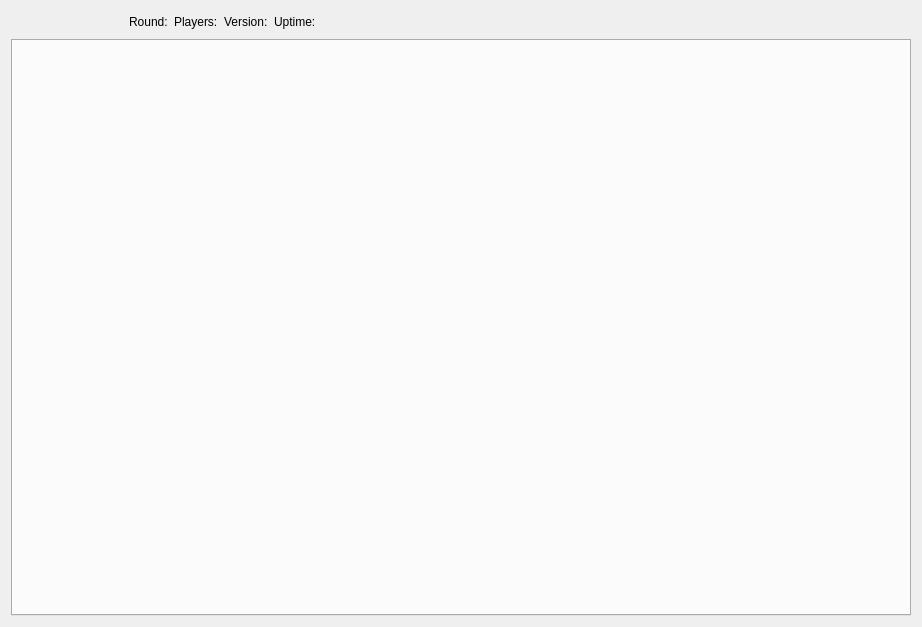
First picture: the form in client/bf4/BF4Widget.ui, repository OpenRcon/OpenRcon, before the edit.
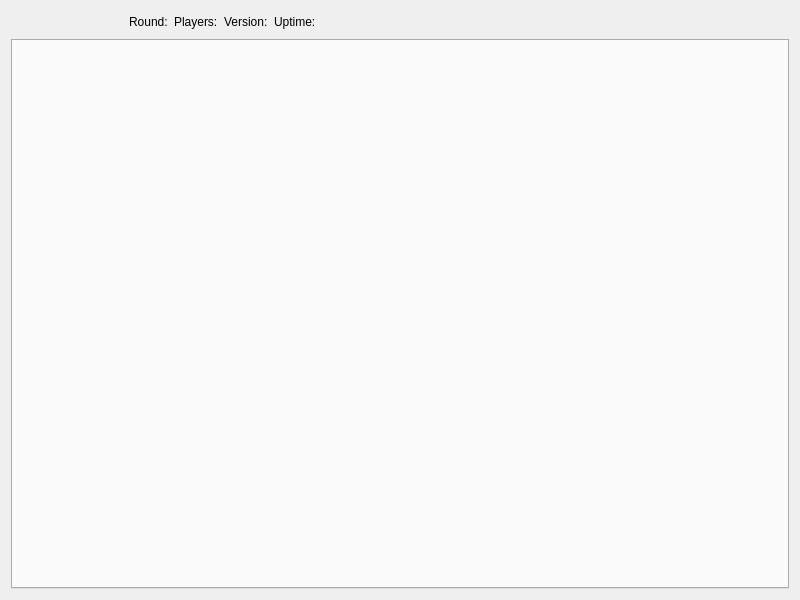
Second picture: the form after the edit. Icons and pictures are not drawn.

```diff
--- a/client/bf4/BF4Widget.ui
+++ b/client/bf4/BF4Widget.ui
@@ -6,8 +6,8 @@
    <rect>
     <x>0</x>
     <y>0</y>
-    <width>922</width>
-    <height>627</height>
+    <width>800</width>
+    <height>600</height>
    </rect>
   </property>
   <property name="windowTitle">
```
